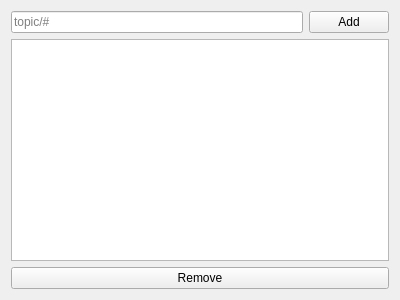
The window that src/gui/topic_selection_window.ui (KLZ-0/ICP-project) describes before a commit, drawn with Qt 5.
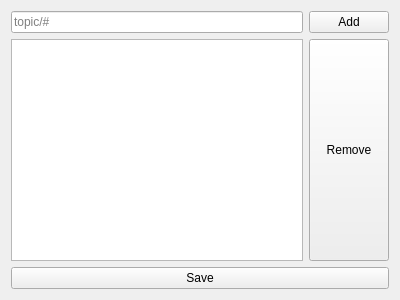
The same window after the commit.

Commit message: Change topic selection UI

Patch:
```diff
--- a/src/gui/topic_selection_window.ui
+++ b/src/gui/topic_selection_window.ui
@@ -14,6 +14,35 @@
    <string>Topics</string>
   </property>
   <layout class="QGridLayout" name="gridLayout">
+   <property name="sizeConstraint">
+    <enum>QLayout::SetDefaultConstraint</enum>
+   </property>
+   <item row="4" column="1">
+    <widget class="QPushButton" name="removeButton">
+     <property name="sizePolicy">
+      <sizepolicy hsizetype="Minimum" vsizetype="Expanding">
+       <horstretch>0</horstretch>
+       <verstretch>0</verstretch>
+      </sizepolicy>
+     </property>
+     <property name="minimumSize">
+      <size>
+       <width>0</width>
+       <height>0</height>
+      </size>
+     </property>
+     <property name="text">
+      <string>Remove</string>
+     </property>
+    </widget>
+   </item>
+   <item row="5" column="0" colspan="2">
+    <widget class="QPushButton" name="saveButton">
+     <property name="text">
+      <string>Save</string>
+     </property>
+    </widget>
+   </item>
    <item row="1" column="0">
     <widget class="QLineEdit" name="lineEdit">
      <property name="sizePolicy">
@@ -43,14 +72,7 @@
      </property>
     </widget>
    </item>
-   <item row="5" column="0" colspan="2">
-    <widget class="QPushButton" name="removeButton">
-     <property name="text">
-      <string>Remove</string>
-     </property>
-    </widget>
-   </item>
-   <item row="4" column="0" colspan="2">
+   <item row="4" column="0">
     <widget class="QTreeWidget" name="treeWidget">
      <property name="sizePolicy">
       <sizepolicy hsizetype="Expanding" vsizetype="MinimumExpanding">
```
Left out of the diff: 6 changed lines with no effect on the pictures.
